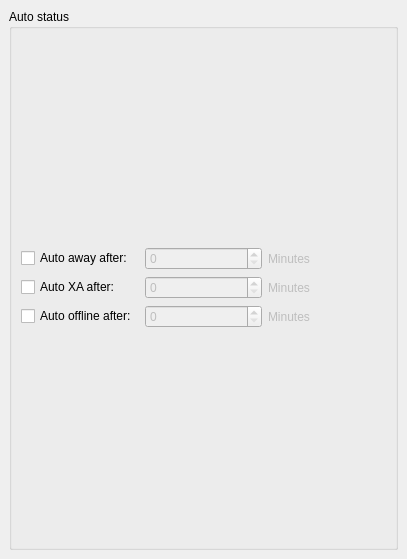
First picture: the form in src/options/opt_status.ui, repository mconf/mconf-chat-desktop, before the edit.
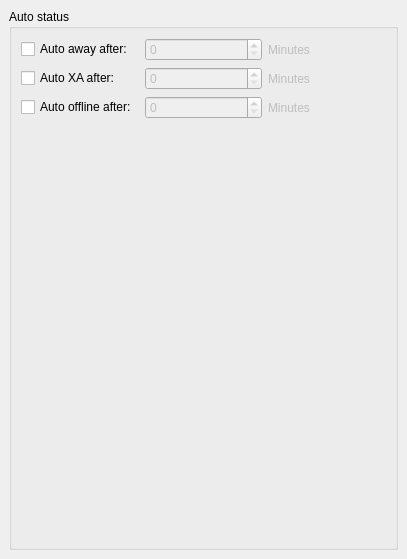
Second picture: the form after the edit.

Commit message: vertical spacer to keep everthing on top

Patch:
```diff
--- a/src/options/opt_status.ui
+++ b/src/options/opt_status.ui
@@ -138,6 +138,19 @@
         </item>
        </layout>
       </item>
+      <item>
+       <spacer name="verticalSpacer">
+        <property name="orientation">
+         <enum>Qt::Vertical</enum>
+        </property>
+        <property name="sizeHint" stdset="0">
+         <size>
+          <width>20</width>
+          <height>40</height>
+         </size>
+        </property>
+       </spacer>
+      </item>
      </layout>
     </widget>
    </item>
```
